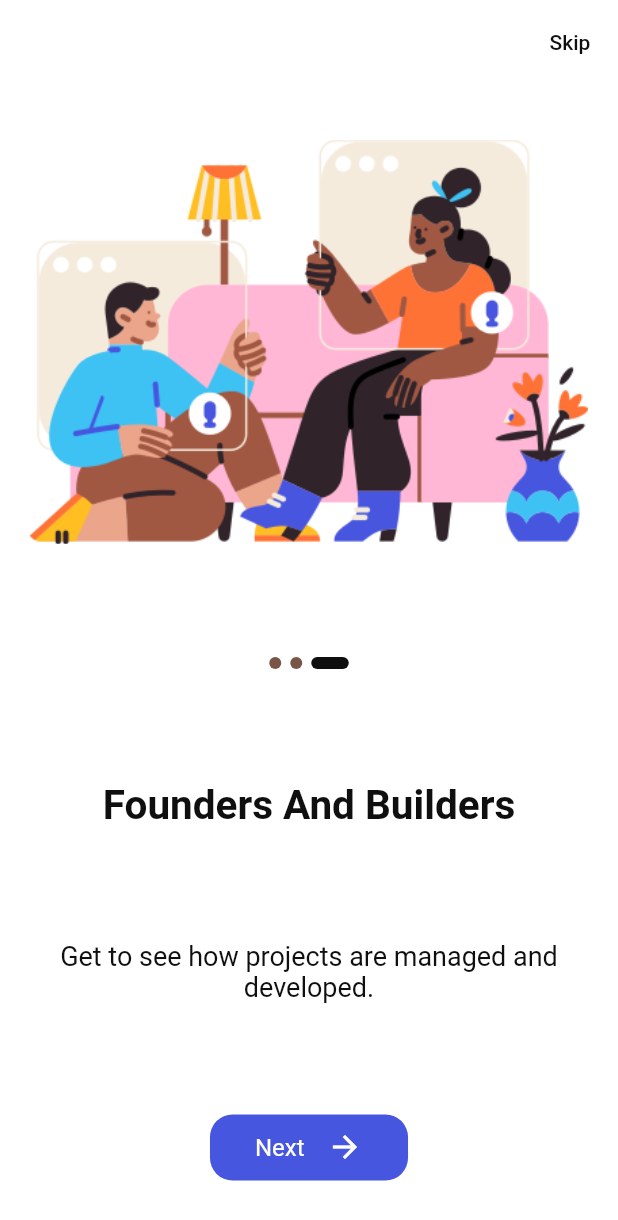
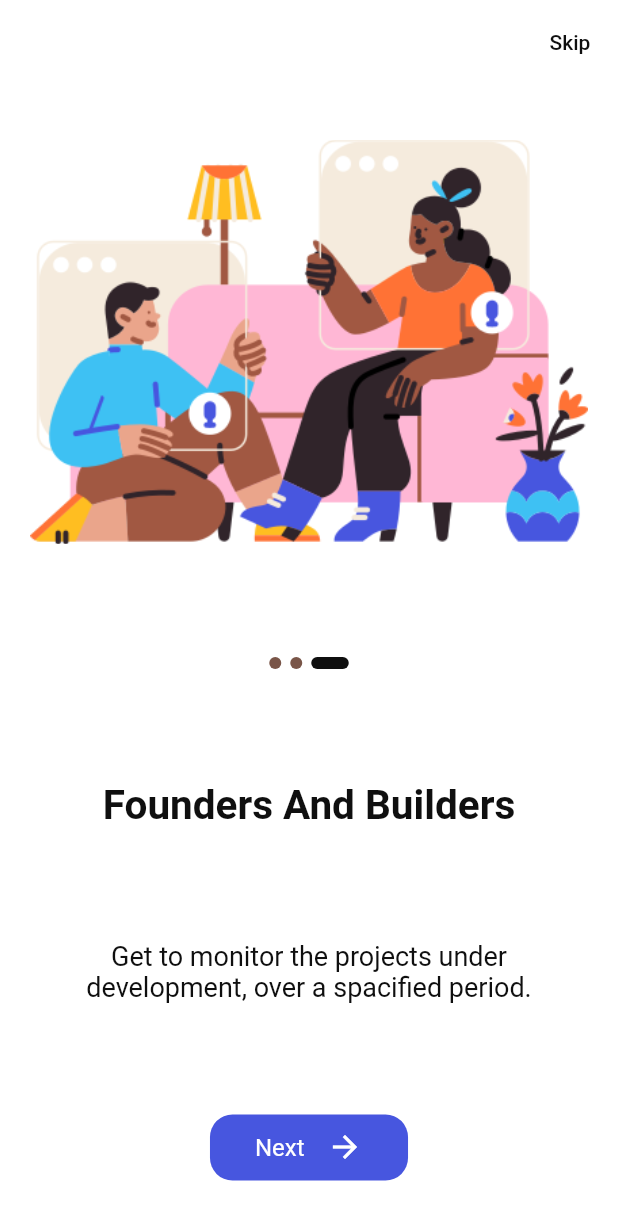
Before and after one commit to Thembek/Flutter-application, a Flutter app: the screen it shows after launch, swiped to page 3, on a phone screen of 412 x 824 dp. Shown: the top 1220 px of the screen. Run offline on Flutter 3.47's test engine with Material 2 defaults, Android fonts, the phone set to English and light mode, and no system bars; our stand-ins replace flutter_svg, google_fonts, shared_preferences; missing offline and left inert: uri; Roboto replaces fonts that are missing (Montserrat, Poppins).

Commit message:
text and desc commit

```diff
--- a/lib/onboard/onboard.dart
+++ b/lib/onboard/onboard.dart
@@ -34,7 +34,7 @@ class _OnBoardState extends State<OnBoard> {
       img: 'assets/images/img-3.png',
       text: "Founders And Builders",
       desc:
-          "Get to see how projects are managed and developed.",
+          "Get to monitor the projects under development, over a spacified period.",
       bg: Colors.white,
       button: Color(0xFF4756DF),
     ),
```
